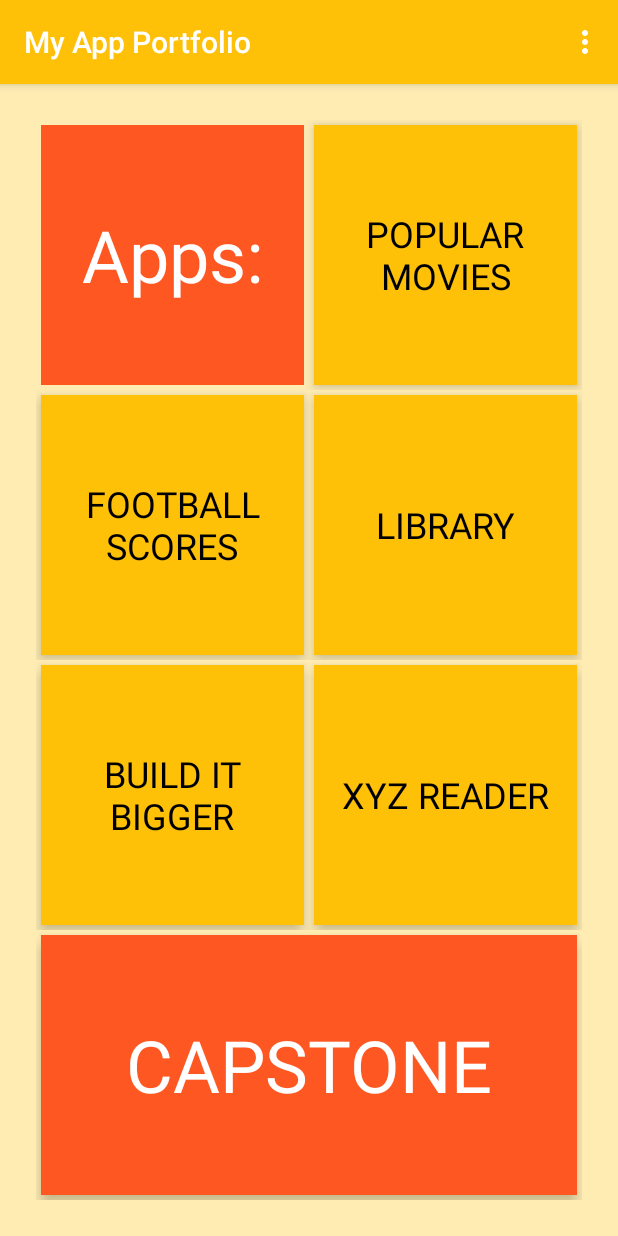
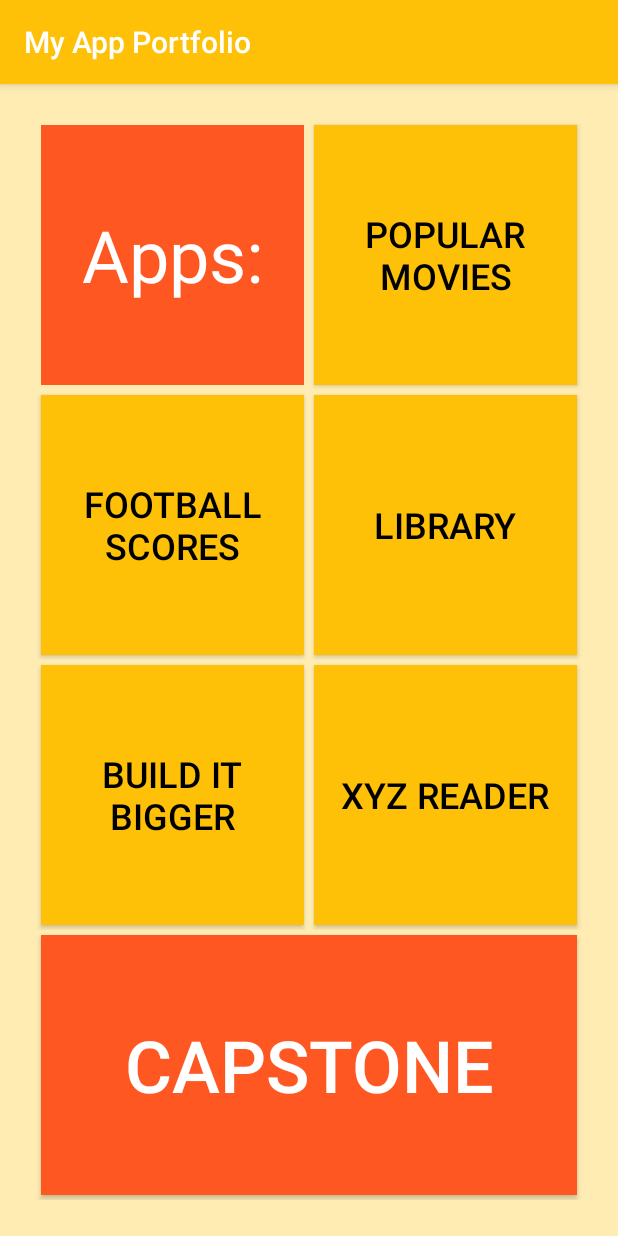
Before and after one commit to adarshfernando/My-App-Portfolio, an Android app: the screen it shows after launch (MainActivity), on a phone screen of 412 x 824 dp. Run offline under Robolectric (Android 15) with nearby library versions, the phone set to English and light mode, and no system bars.

Commit message:
Integrated Udacity Feedback: - added resource strings for future localization - converted TextViews to Buttons - removed menu - created more detailed Button id names

```diff
--- a/app/src/main/java/com/adarshfernando/android/myappportfolio/MainActivity.java
+++ b/app/src/main/java/com/adarshfernando/android/myappportfolio/MainActivity.java
@@ -10,8 +10,6 @@ package com.adarshfernando.android.myappportfolio;
 import android.os.Bundle;
 import android.support.v7.app.AppCompatActivity;
 import android.support.v7.widget.Toolbar;
-import android.view.Menu;
-import android.view.MenuItem;
 
 public class MainActivity extends AppCompatActivity {
 
@@ -24,25 +22,4 @@ public class MainActivity extends AppCompatActivity {
         toolbar.setTitle(R.string.app_name);
     }
 
-    @Override
-    public boolean onCreateOptionsMenu(Menu menu) {
-        // Inflate the menu; this adds items to the action bar if it is present.
-        getMenuInflater().inflate(R.menu.menu_main, menu);
-        return true;
-    }
-
-    @Override
-    public boolean onOptionsItemSelected(MenuItem item) {
-        // Handle action bar item clicks here. The action bar will
-        // automatically handle clicks on the Home/Up button, so long
-        // as you specify a parent activity in AndroidManifest.xml.
-        int id = item.getItemId();
-
-        //noinspection SimplifiableIfStatement
-        if (id == R.id.action_settings) {
-            return true;
-        }
-
-        return super.onOptionsItemSelected(item);
-    }
 }
--- a/app/src/main/res/layout/content_main.xml
+++ b/app/src/main/res/layout/content_main.xml
@@ -24,18 +24,18 @@
             android:layout_weight="1"
             android:background="@color/colorAccent"
             android:gravity="center"
-            android:text="Apps:"
+            android:text="@string/applicationTitle"
             android:textColor="@android:color/white"
             android:textSize="48sp" />
 
-        <TextView
-            android:id="@+id/app1"
+        <Button
+            android:id="@+id/applicationLauncher1"
             style="@style/AppButton"
             android:layout_width="0dp"
             android:layout_height="match_parent"
             android:layout_weight="1"
             android:gravity="center"
-            android:text="Popular Movies" />
+            android:text="@string/application1" />
 
     </LinearLayout>
 
@@ -45,23 +45,23 @@
         android:layout_weight="1"
         android:orientation="horizontal">
 
-        <TextView
-            android:id="@+id/app2"
+        <Button
+            android:id="@+id/applicationLauncher2"
             style="@style/AppButton"
             android:layout_width="0dp"
             android:layout_height="match_parent"
             android:layout_weight="1"
             android:gravity="center"
-            android:text="Football Scores" />
+            android:text="@string/application2" />
 
-        <TextView
-            android:id="@+id/app3"
+        <Button
+            android:id="@+id/applicationLauncher3"
             style="@style/AppButton"
             android:layout_width="0dp"
             android:layout_height="match_parent"
             android:layout_weight="1"
             android:gravity="center"
-            android:text="Library" />
+            android:text="@string/application3" />
 
     </LinearLayout>
 
@@ -71,23 +71,23 @@
         android:layout_weight="1"
         android:orientation="horizontal">
 
-        <TextView
-            android:id="@+id/app4"
+        <Button
+            android:id="@+id/applicationLauncher4"
             style="@style/AppButton"
             android:layout_width="0dp"
             android:layout_height="match_parent"
             android:layout_weight="1"
             android:gravity="center"
-            android:text="Build It BIGGER" />
+            android:text="@string/application4" />
 
-        <TextView
-            android:id="@+id/app5"
+        <Button
+            android:id="@+id/applicationLauncher5"
             style="@style/AppButton"
             android:layout_width="0dp"
             android:layout_height="match_parent"
             android:layout_weight="1"
             android:gravity="center"
-            android:text="XYZ Reader" />
+            android:text="@string/application5" />
 
     </LinearLayout>
 
@@ -97,15 +97,15 @@
         android:layout_weight="1"
         android:orientation="horizontal">
 
-        <TextView
-            android:id="@+id/capstone"
+        <Button
+            android:id="@+id/capstoneLauncher"
             style="@style/AppButton"
             android:layout_width="0dp"
             android:layout_height="match_parent"
             android:layout_weight="1"
             android:background="@color/colorAccent"
             android:gravity="center"
-            android:text="Capstone"
+            android:text="@string/capstone"
             android:textColor="@android:color/white"
             android:textSize="48sp" />
 
--- a/app/src/main/res/values/strings.xml
+++ b/app/src/main/res/values/strings.xml
@@ -1,4 +1,11 @@
 <resources>
     <string name="app_name">My App Portfolio</string>
     <string name="action_settings">Settings</string>
+    <string name="applicationTitle">Apps:</string>
+    <string name="application1">Popular Movies</string>
+    <string name="application2">Football Scores</string>
+    <string name="application3">Library</string>
+    <string name="application4">Build It Bigger</string>
+    <string name="application5">XYZ Reader</string>
+    <string name="capstone">Capstone</string>
 </resources>
```
